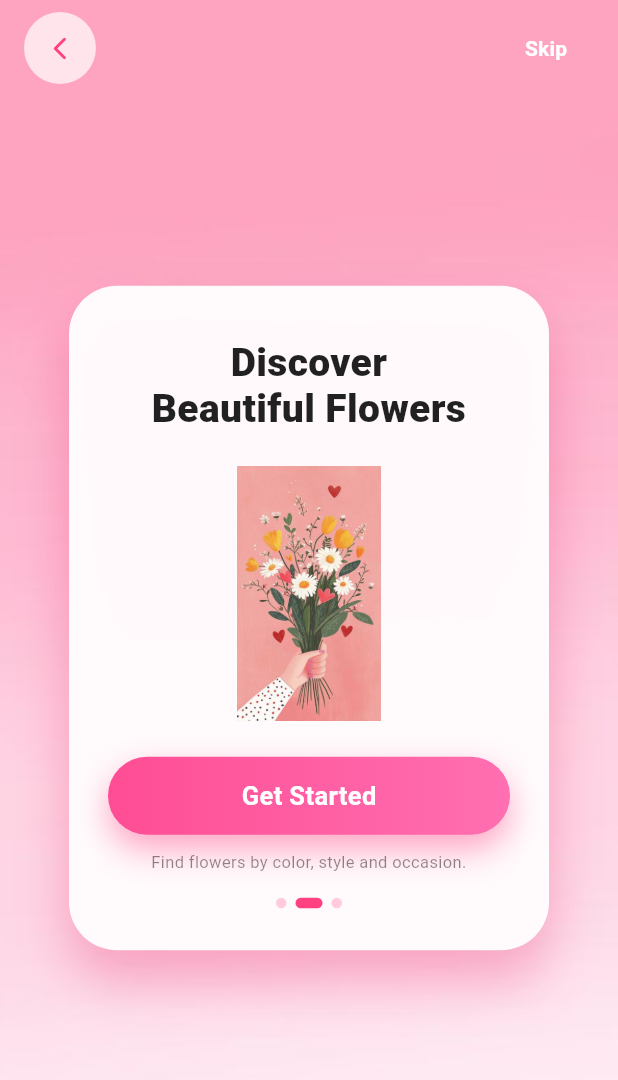
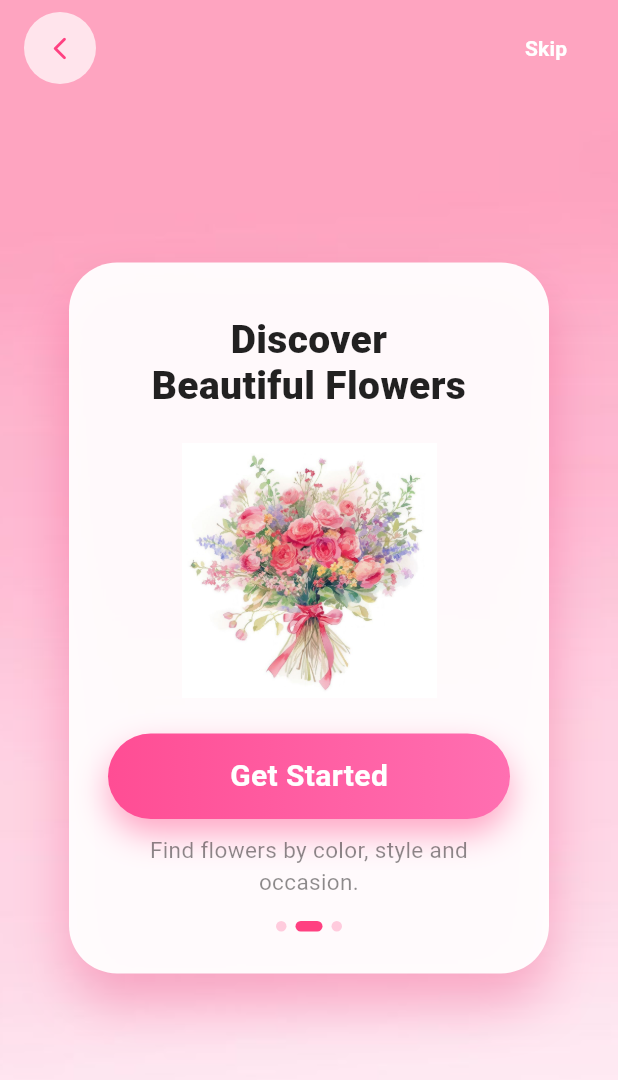
Before and after one commit to Laxmiikhanal/flower_delivery_app-Flutter-, a Flutter app: the DiscoverFlowersPage screen opened directly, on a phone screen of 412 x 824 dp. Shown: the top 1080 px of the screen. Run offline on Flutter 3.47's test engine with Material 3 defaults, Android fonts, the phone set to English and light mode, and no system bars.

```diff
--- a/lib/app.dart
+++ b/lib/app.dart
@@ -1,8 +1,10 @@
 // import 'package:flower_delivery_app/screens/loginpage_screen.dart';
 // import 'package:flower_delivery_app/screens/registerpage_screen.dart';
-import 'package:flower_delivery_app/screens/Discoverflower_screen.dart';
+// import 'package:flower_delivery_app/screens/Discoverflower_screen.dart';
 // import 'package:flower_delivery_app/screens/fastflowerdelivery_screeen.dart';
 // import 'package:flower_delivery_app/screens/homepage_screen.dart';
+// import 'package:flower_delivery_app/screens/welcome_screen.dart';
+import 'package:flower_delivery_app/screens/homepage_screen.dart';
 // import 'package:flower_delivery_app/screens/welcome_screen.dart';
 import 'package:flutter/material.dart';
 
@@ -12,7 +14,7 @@ class App extends StatelessWidget {
   @override
   Widget build(BuildContext context) {
     return MaterialApp(
-      home:DiscoverFlowersPage()
+      home:HomePage()
      );
   }
 }
--- a/lib/screens/Discoverflower_screen.dart
+++ b/lib/screens/Discoverflower_screen.dart
@@ -113,7 +113,7 @@ class DiscoverFlowersPage extends StatelessWidget {
                           );
                         },
                         child: Image.asset(
-                          "assets/images/imageimage.jpg",
+                          "assets/images/image0.jpg",
                           height: 170,
                         ),
                       ),
@@ -154,7 +154,7 @@ class DiscoverFlowersPage extends StatelessWidget {
                               "Get Started",
                               style: TextStyle(
                                 color: Colors.white,
-                                fontSize: 17,
+                                fontSize: 20,
                                 fontWeight: FontWeight.w600,
                               ),
                             ),
@@ -169,7 +169,7 @@ class DiscoverFlowersPage extends StatelessWidget {
                         textAlign: TextAlign.center,
                         style: TextStyle(
                           color: Colors.black45,
-                          fontSize: 11,
+                          fontSize: 15,
                         ),
                       ),
 
--- a/lib/screens/homepage_screen.dart
+++ b/lib/screens/homepage_screen.dart
@@ -59,7 +59,7 @@ class HomePage extends StatelessWidget {
                   borderRadius: BorderRadius.circular(28),
                   boxShadow: [
                     BoxShadow(
-                      color: Colors.black.withOpacity(0.04),
+                      color: Colors.black.withOpacity(0.05),
                       blurRadius: 10,
                     ),
                   ],
--- a/lib/screens/welcome_screen.dart
+++ b/lib/screens/welcome_screen.dart
@@ -10,7 +10,6 @@ class WelcomePage extends StatelessWidget {
       body: Container(
         width: double.infinity,
         height: double.infinity,
-
         decoration: const BoxDecoration(
           image: DecorationImage(
             image: AssetImage("assets/images/Background.image.png"),
```
Also changed, not shown: lib/screens/loginpage_screen.dart (+16 -12 lines), lib/screens/registerpage_screen.dart (+12 -5 lines), lib/theme/theme_data.dart (added, +23 -0 lines), assets/images/image0.jpg (added), lib/screens/Notifications_Screen.dart (added), lib/screens/button_navigation_screen.dart (added), lib/screens/button_screens/mycart_screen.dart (added), lib/screens/button_screens/profile_screen.dart (added), 1 other file.
